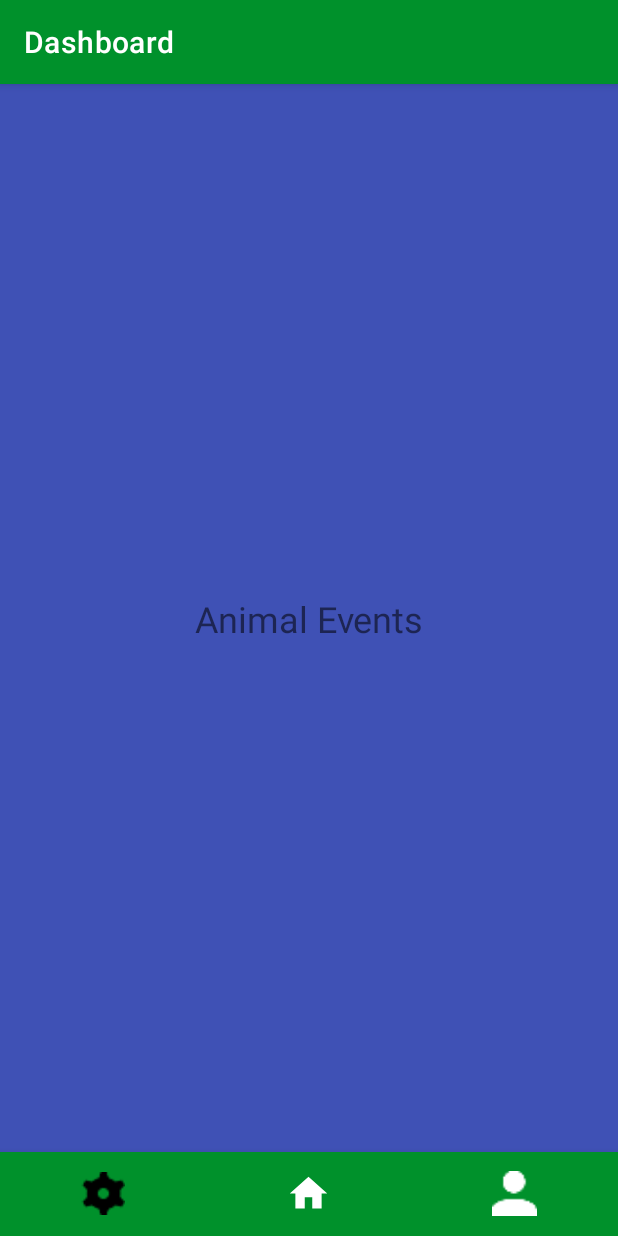
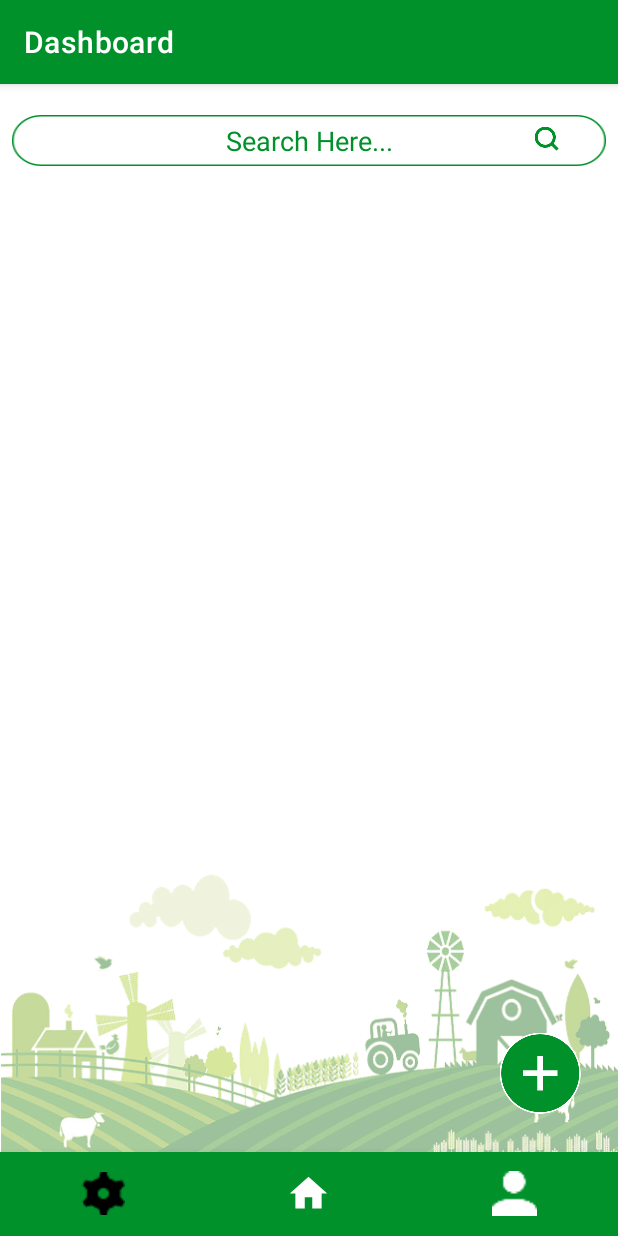
Before and after one commit to yasithWimukthi/Farm-Management-Pro, an Android app: the fragment AnimalEventFragment placed in its activity, on a phone screen of 412 x 824 dp. Run offline under Robolectric (Android 15) with nearby library versions, the phone set to English and light mode, and no system bars; libraries missing offline, so code that uses them is left out: com.yarolegovich.slidingrootnav; 5 statements that could not run were skipped.

Commit message:
implement animal event ui

```diff
--- a/app/src/main/res/layout/animal_events_fragment.xml
+++ b/app/src/main/res/layout/animal_events_fragment.xml
@@ -1,19 +1,72 @@
 <?xml version="1.0" encoding="utf-8"?>
 <androidx.constraintlayout.widget.ConstraintLayout xmlns:android="http://schemas.android.com/apk/res/android"
     xmlns:app="http://schemas.android.com/apk/res-auto"
+    xmlns:tools="http://schemas.android.com/tools"
     android:layout_width="match_parent"
     android:layout_height="match_parent"
-    android:background="#3F51B5">
+    android:background="@drawable/function_bg1">
 
-    <TextView
-        android:id="@+id/textView"
-        android:layout_width="wrap_content"
-        android:layout_height="wrap_content"
-        android:text="Animal Events"
-        android:textSize="24sp"
+    <androidx.recyclerview.widget.RecyclerView
+        android:layout_width="390dp"
+        android:layout_height="698dp"
         app:layout_constraintBottom_toBottomOf="parent"
         app:layout_constraintEnd_toEndOf="parent"
+        app:layout_constraintHorizontal_bias="0.5"
         app:layout_constraintStart_toStartOf="parent"
         app:layout_constraintTop_toTopOf="parent" />
 
+    <EditText
+        android:id="@+id/SearchBar"
+        android:layout_width="match_parent"
+        android:layout_height="wrap_content"
+        android:layout_marginStart="8dp"
+        android:layout_marginTop="8dp"
+        android:layout_marginEnd="8dp"
+        android:background="@drawable/searchbar"
+        android:ems="10"
+        android:gravity="center"
+        android:hint="@string/SearchHere"
+        android:inputType="textPersonName"
+        android:textColorHint="@color/theameGreen"
+        app:layout_constraintBottom_toBottomOf="parent"
+        app:layout_constraintEnd_toEndOf="parent"
+        app:layout_constraintHorizontal_bias="0.0"
+        app:layout_constraintStart_toStartOf="parent"
+        app:layout_constraintTop_toTopOf="parent"
+        app:layout_constraintVertical_bias="0.019" />
+
+    <Button
+        android:id="@+id/searchBtnMedical"
+        style="?android:attr/borderlessButtonStyle"
+        android:layout_width="54dp"
+        android:layout_height="32dp"
+        android:backgroundTint="@color/colorPrimary"
+        android:backgroundTintMode="add"
+        app:icon="@drawable/search_icon"
+        app:iconTint="@color/theameGreen"
+        app:layout_constraintBottom_toBottomOf="parent"
+        app:layout_constraintEnd_toEndOf="parent"
+        app:layout_constraintHorizontal_bias="0.952"
+        app:layout_constraintStart_toStartOf="parent"
+        app:layout_constraintTop_toTopOf="parent"
+        app:layout_constraintVertical_bias="0.03" />
+
+    <Button
+        android:id="@+id/InserBtn"
+        style="?android:attr/borderlessButtonStyle"
+        android:layout_width="68dp"
+        android:layout_height="73dp"
+        android:layout_marginEnd="8dp"
+        android:layout_marginBottom="16dp"
+        android:background="@android:color/transparent"
+        android:drawableTop="@drawable/insert_icon"
+        android:onClick="InsertMedicineFragmentChange"
+        app:layout_constraintBottom_toBottomOf="parent"
+        app:layout_constraintEnd_toEndOf="parent"
+        app:layout_constraintHorizontal_bias="0.971"
+        app:layout_constraintStart_toStartOf="parent"
+        app:layout_constraintTop_toTopOf="parent"
+        app:layout_constraintVertical_bias="1.0" />
+
+
 </androidx.constraintlayout.widget.ConstraintLayout>
```
